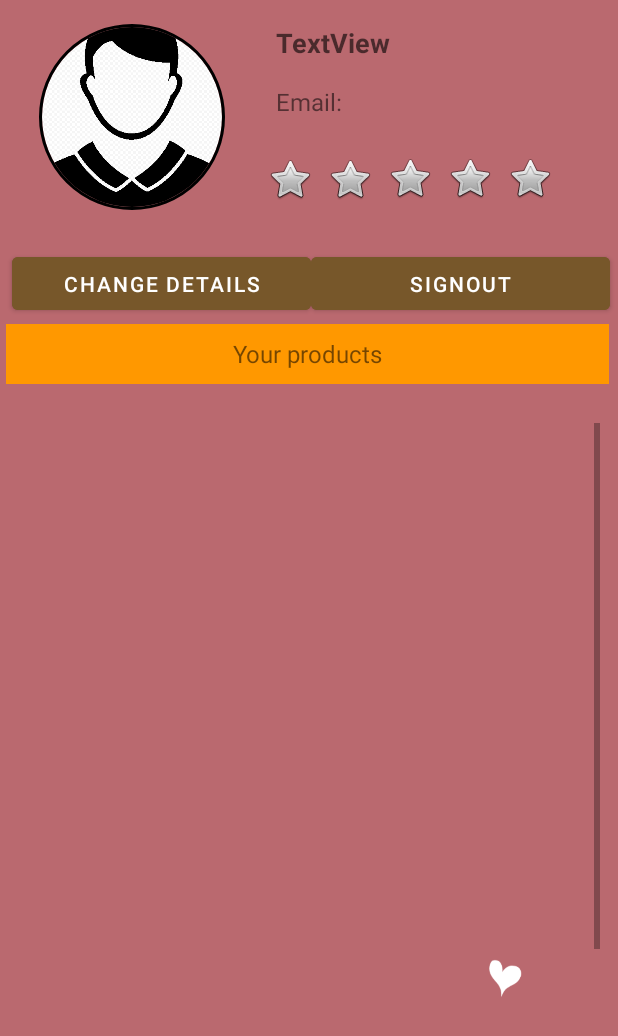
After one commit to CC-SwapShop/TestRepo, an Android app: the layout activity_user_info.xml on its own in the app's theme, with its tools: preview values and no code run, on a phone screen of 412 x 824 dp. The commit adds this screen. Shown: the top 1036 px of the screen. Run offline under Robolectric (Android 15) with nearby library versions, the phone set to English and light mode, and no system bars.

Commit message:
user info unit test

```diff
--- a/app/src/main/java/com/example/swapshop/ChatFragment.java
+++ b/app/src/main/java/com/example/swapshop/ChatFragment.java
@@ -1,5 +1,6 @@
 package com.example.swapshop;
 
+import android.content.Intent;
 import android.os.Bundle;
 
 import androidx.fragment.app.Fragment;
@@ -23,6 +24,9 @@ public class ChatFragment extends Fragment {
     public View onCreateView(LayoutInflater inflater, ViewGroup container,
                              Bundle savedInstanceState) {
         // Inflate the layout for this fragment
-        return inflater.inflate(R.layout.fragment_chat, container, false);
+        View view= inflater.inflate(R.layout.fragment_chat, container, false);
+
+
+        return view;
     }
 }
--- a/app/src/main/java/com/example/swapshop/Product.java
+++ b/app/src/main/java/com/example/swapshop/Product.java
@@ -6,7 +6,7 @@ import android.os.Parcelable;
 public class Product{
 
     //Defining variables for product class
-    public String name, description, location,reqProduct, img, UID, status, category;
+    public String name, description, location,reqProduct, img, UID, status, category,swappedUID;
 
     //Required empty constructor
     public Product(){
@@ -15,7 +15,7 @@ public class Product{
 
     //View of product
     //Attribute constructor
-    public Product(String name,String description, String location,String reqProduct, String img, String UID,String status, String category){
+    public Product(String name,String description, String location,String reqProduct, String img, String UID,String status, String category,String swappedUID){
         this.name = name;
         this.description = description;
         this.location = location;
@@ -24,6 +24,7 @@ public class Product{
         this.reqProduct = reqProduct;
         this.status = status;
         this.category = category;
+        this.swappedUID = swappedUID;
     }
 
     //Setting status to Available on the product
--- a/app/src/main/java/com/example/swapshop/Search.java
+++ b/app/src/main/java/com/example/swapshop/Search.java
@@ -190,8 +190,9 @@ public class Search extends Fragment {
                     String reqProduct = postsnapshot.child("reqProduct").getValue().toString();
                     String status = postsnapshot.child("status").getValue().toString();
                     String category = postsnapshot.child("category").getValue().toString();
+                    String swappedUID = postsnapshot.child("swappedUID").getValue().toString();
 
-                    Product objProduct = new Product(name,description,location,reqProduct,img,UID,status,category);
+                    Product objProduct = new Product(name,description,location,reqProduct,img,UID,status,category,swappedUID);
 
                     //Adding product to list
                     if(objProduct.checkSwapped() == false && category.equals(sCategory) ){
@@ -274,8 +275,9 @@ public class Search extends Fragment {
                     String reqProduct = postsnapshot.child("reqProduct").getValue().toString();
                     String status = postsnapshot.child("status").getValue().toString();
                     String category = postsnapshot.child("category").getValue().toString();
+                    String swappedUID = postsnapshot.child("swappedUID").getValue().toString();
 
-                    Product objProduct = new Product(name,description,location,reqProduct,img,UID,status,category);
+                    Product objProduct = new Product(name,description,location,reqProduct,img,UID,status,category,swappedUID);
                     if(name.contains(pName)){
                         //if found
                         //Displaying the product
--- a/app/src/main/java/com/example/swapshop/SearchEveryone.java
+++ b/app/src/main/java/com/example/swapshop/SearchEveryone.java
@@ -155,8 +155,9 @@ public class SearchEveryone extends Fragment {
                     String reqProduct = postsnapshot.child("reqProduct").getValue().toString();
                     String status = postsnapshot.child("status").getValue().toString();
                     String category = postsnapshot.child("category").getValue().toString();
+                    String swappedUID = postsnapshot.child("swappedUID").getValue().toString();
 
-                    Product objProduct = new Product(name,description,location,reqProduct,img,UID,status,category);
+                    Product objProduct = new Product(name,description,location,reqProduct,img,UID,status,category,swappedUID);
 
                     //Adding product to list if item hasn't been swapped
                     if(objProduct.checkSwapped() == false && category.equals(sCategory2)){
--- a/app/src/main/java/com/example/swapshop/Search_Activity.java
+++ b/app/src/main/java/com/example/swapshop/Search_Activity.java
@@ -137,8 +137,9 @@ public class Search_Activity extends AppCompatActivity {
                         String reqProduct = postsnapshot.child("reqProduct").getValue().toString();
                         String status = postsnapshot.child("status").getValue().toString();
                         String category = postsnapshot.child("category").getValue().toString();
+                        String swappedUID = postsnapshot.child("swappedUID").getValue().toString();
 
-                        Product objProduct = new Product(name,description,location,reqProduct,img,UID,status,category);
+                        Product objProduct = new Product(name,description,location,reqProduct,img,UID,status,category,swappedUID);
                         if(name.contains(pName)){
                             //if found
                             //Displaying the product
--- a/app/src/main/java/com/example/swapshop/UploadFrag.java
+++ b/app/src/main/java/com/example/swapshop/UploadFrag.java
@@ -166,7 +166,7 @@ public class UploadFrag extends Fragment {
                             public void onSuccess(Uri uri) {
                                 //Uploading to database
                                 //ToDo: add a dropdown for categories
-                                Product product = new Product(name,description,location,sReqProduct, uri.toString(),UID,"",item);
+                                Product product = new Product(name,description,location,sReqProduct, uri.toString(),UID,"",item,"");
                                 product.setStatusAvailable();
                                 DatabaseReference ref = FirebaseDatabase.getInstance().getReference().child("Products");
                                 String key = ref.push().getKey();
--- a/app/src/main/java/com/example/swapshop/UploadProduct.java
+++ b/app/src/main/java/com/example/swapshop/UploadProduct.java
@@ -98,7 +98,7 @@ public class UploadProduct extends AppCompatActivity {
                             public void onSuccess(Uri uri) {
                                 //Uploading to database
                                 //ToDo: add a dropdown for categories
-                                Product product = new Product(name,description,location,sReqProduct, uri.toString(),UID,"","Toys");
+                                Product product = new Product(name,description,location,sReqProduct, uri.toString(),UID,"","Toys","");
                                 product.setStatusAvailable();
                                 DatabaseReference ref = FirebaseDatabase.getInstance().getReference().child("Products");
                                 String key = ref.push().getKey();
--- a/app/src/main/java/com/example/swapshop/Watchlist.java
+++ b/app/src/main/java/com/example/swapshop/Watchlist.java
@@ -72,9 +72,10 @@ public class Watchlist extends AppCompatActivity implements WatchlistAdapter.OnI
                         String reqProduct = postsnapshot.child("reqProduct").getValue().toString();
                         String status = postsnapshot.child("status").getValue().toString();
                         String category = postsnapshot.child("category").getValue().toString();
+                        String swappedUID = postsnapshot.child("swappedUID").getValue().toString();
 
                         //new Product
-                        Product objProduct = new Product(name,description,location,reqProduct,img,UID,status,category);
+                        Product objProduct = new Product(name,description,location,reqProduct,img,UID,status,category,swappedUID);
 
                         //Adding to list
                         mUploads.add(objProduct);
--- /dev/null
+++ b/app/src/main/res/layout/activity_user_info.xml
@@ -0,0 +1,171 @@
+<?xml version="1.0" encoding="utf-8"?>
+<androidx.constraintlayout.widget.ConstraintLayout xmlns:android="http://schemas.android.com/apk/res/android"
+    xmlns:app="http://schemas.android.com/apk/res-auto"
+    xmlns:tools="http://schemas.android.com/tools"
+    android:layout_width="match_parent"
+    android:layout_height="match_parent"
+    android:background="@drawable/g"
+    tools:context=".UserInfoActivity">
+
+    <ImageButton
+        android:id="@+id/btn_star_CU1"
+        android:layout_width="40dp"
+        android:layout_height="50dp"
+        android:layout_marginStart="13dp"
+        android:layout_marginTop="18dp"
+        android:background="#00ffffff"
+        android:clickable="false"
+        app:layout_constraintStart_toEndOf="@+id/imgYIimage"
+        app:layout_constraintTop_toBottomOf="@+id/textView10"
+        app:srcCompat="@android:drawable/btn_star" />
+
+    <ImageButton
+        android:id="@+id/btn_star_CU5"
+        android:layout_width="40dp"
+        android:layout_height="50dp"
+        android:layout_marginTop="17dp"
+        android:background="#00ffffff"
+        android:clickable="false"
+        app:layout_constraintStart_toEndOf="@+id/btn_star_CU4"
+        app:layout_constraintTop_toBottomOf="@+id/txtEmailOther2"
+        app:srcCompat="@android:drawable/btn_star" />
+
+    <ImageButton
+        android:id="@+id/btn_star_CU4"
+        android:layout_width="40dp"
+        android:layout_height="50dp"
+        android:layout_marginTop="17dp"
+        android:background="#00ffffff"
+        android:clickable="false"
+        app:layout_constraintStart_toEndOf="@+id/btn_star_CU3"
+        app:layout_constraintTop_toBottomOf="@+id/txtEmailOther2"
+        app:srcCompat="@android:drawable/btn_star" />
+
+    <ImageButton
+        android:id="@+id/btn_star_CU3"
+        android:layout_width="40dp"
+        android:layout_height="50dp"
+        android:layout_marginTop="17dp"
+        android:background="#00ffffff"
+        android:clickable="false"
+        app:layout_constraintStart_toEndOf="@+id/btn_star_CU2"
+        app:layout_constraintTop_toBottomOf="@+id/txtEmailOther2"
+        app:srcCompat="@android:drawable/btn_star" />
+
+    <ImageButton
+        android:id="@+id/btn_star_CU2"
+        android:layout_width="40dp"
+        android:layout_height="50dp"
+        android:layout_marginTop="18dp"
+        android:background="#00ffffff"
+        android:clickable="false"
+        app:layout_constraintStart_toEndOf="@+id/btn_star_CU1"
+        app:layout_constraintTop_toBottomOf="@+id/textView10"
+        app:srcCompat="@android:drawable/btn_star" />
+
+    <TextView
+        android:id="@+id/txtEmailOther2"
+        android:layout_width="140dp"
+        android:layout_height="20dp"
+        android:layout_marginStart="12dp"
+        android:layout_marginTop="56dp"
+        android:textSize="16dp"
+        app:layout_constraintStart_toEndOf="@+id/textView10"
+        app:layout_constraintTop_toTopOf="parent" />
+
+    <TextView
+        android:id="@+id/textView10"
+        android:layout_width="62dp"
+        android:layout_height="19dp"
+        android:layout_marginStart="24dp"
+        android:layout_marginTop="16dp"
+        android:text="Email:"
+        android:textSize="16dp"
+        app:layout_constraintStart_toEndOf="@+id/imgYIimage"
+        app:layout_constraintTop_toBottomOf="@+id/txtUI_name" />
+
+    <de.hdodenhof.circleimageview.CircleImageView
+        android:id="@+id/imgYIimage"
+        android:layout_width="144dp"
+        android:layout_height="124dp"
+        android:layout_marginStart="16dp"
+        android:layout_marginTop="16dp"
+        android:src="@drawable/profile"
+        app:civ_border_color="#FF000000"
+        app:civ_border_width="2dp"
+        app:layout_constraintStart_toStartOf="parent"
+        app:layout_constraintTop_toTopOf="parent" />
+
+    <TextView
+        android:id="@+id/txtUI_name"
+        android:layout_width="wrap_content"
+        android:layout_height="wrap_content"
+        android:layout_marginStart="24dp"
+        android:layout_marginTop="16dp"
+        android:text="TextView"
+        android:textAppearance="@style/TextAppearance.AppCompat.Medium"
+        android:textStyle="bold"
+        app:layout_constraintStart_toEndOf="@+id/imgYIimage"
+        app:layout_constraintTop_toTopOf="parent" />
+
+    <Button
+        android:id="@+id/btnUI_Signout"
+        android:layout_width="199dp"
+        android:layout_height="47dp"
+        android:layout_marginTop="89dp"
+        android:backgroundTint="#77572A"
+        android:text="SignOut"
+        app:layout_constraintStart_toEndOf="@+id/btnupdate"
+        app:layout_constraintTop_toBottomOf="@+id/txtEmailOther2"
+        tools:ignore="TouchTargetSizeCheck" />
+
+    <Button
+        android:id="@+id/btnupdate"
+        android:layout_width="199dp"
+        android:layout_height="47dp"
+        android:layout_marginStart="8dp"
+        android:layout_marginTop="25dp"
+        android:backgroundTint="#77572A"
+        android:text="CHANGE DETAILS"
+        app:layout_constraintStart_toStartOf="parent"
+        app:layout_constraintTop_toBottomOf="@+id/imgYIimage"
+        tools:ignore="TouchTargetSizeCheck" />
+
+    <TextView
+        android:id="@+id/textView7"
+        android:layout_width="402dp"
+        android:layout_height="40dp"
+        android:layout_marginStart="4dp"
+        android:layout_marginTop="3dp"
+        android:background="#FF9800"
+        android:gravity="center"
+        android:text="Your products"
+        android:textSize="16dp"
+        app:layout_constraintStart_toStartOf="parent"
+        app:layout_constraintTop_toBottomOf="@+id/btnUI_Signout" />
+
+    <ScrollView
+        android:layout_width="391dp"
+        android:layout_height="353dp"
+        android:layout_marginStart="8dp"
+        android:layout_marginTop="26dp"
+        android:layout_marginEnd="12dp"
+        app:layout_constraintEnd_toEndOf="parent"
+        app:layout_constraintStart_toStartOf="parent"
+        app:layout_constraintTop_toBottomOf="@+id/textView7">
+
+        <LinearLayout
+            android:layout_width="match_parent"
+            android:layout_height="wrap_content"
+            android:orientation="vertical">
+
+            <androidx.recyclerview.widget.RecyclerView
+                android:id="@+id/recyclerView_UserInfo"
+                android:layout_width="match_parent"
+                android:layout_height="356dp" />
+        </LinearLayout>
+    </ScrollView>
+
+
+
+</androidx.constraintlayout.widget.ConstraintLayout>
```
Also changed, not shown: app/src/main/AndroidManifest.xml (+7 -0 lines), app/src/main/java/com/example/swapshop/UserInfoActivity.java (added, +183 -0 lines), app/src/main/java/com/example/swapshop/UserInfoAdapter.java (added, +86 -0 lines), app/src/main/res/drawable-v24/custom_button.xml (added, +7 -0 lines), app/src/main/res/layout/userproduct_item.xml (added, +38 -0 lines), app/src/main/res/drawable-v24/profile.png (added), 2 other files.
